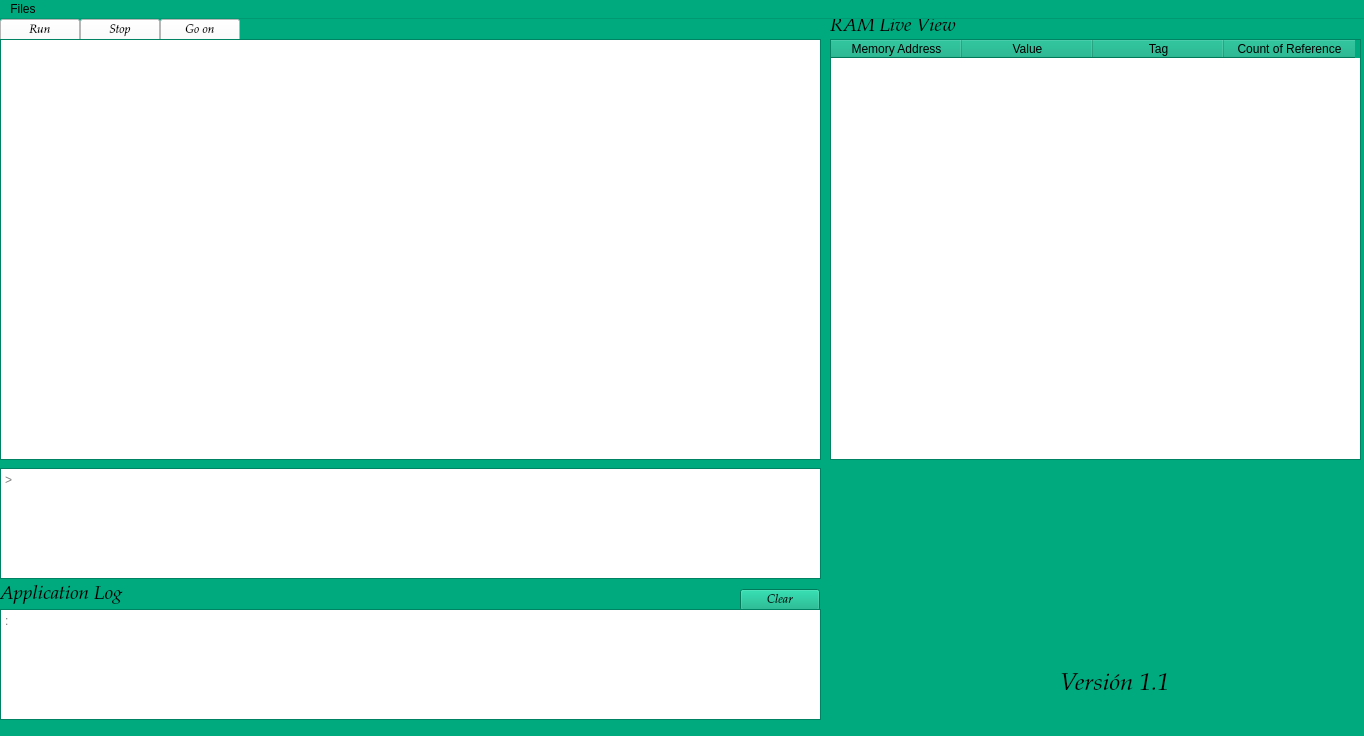
First picture: the form in Proyecto1_C/interface.ui, repository JoseK21/C-, before the edit.
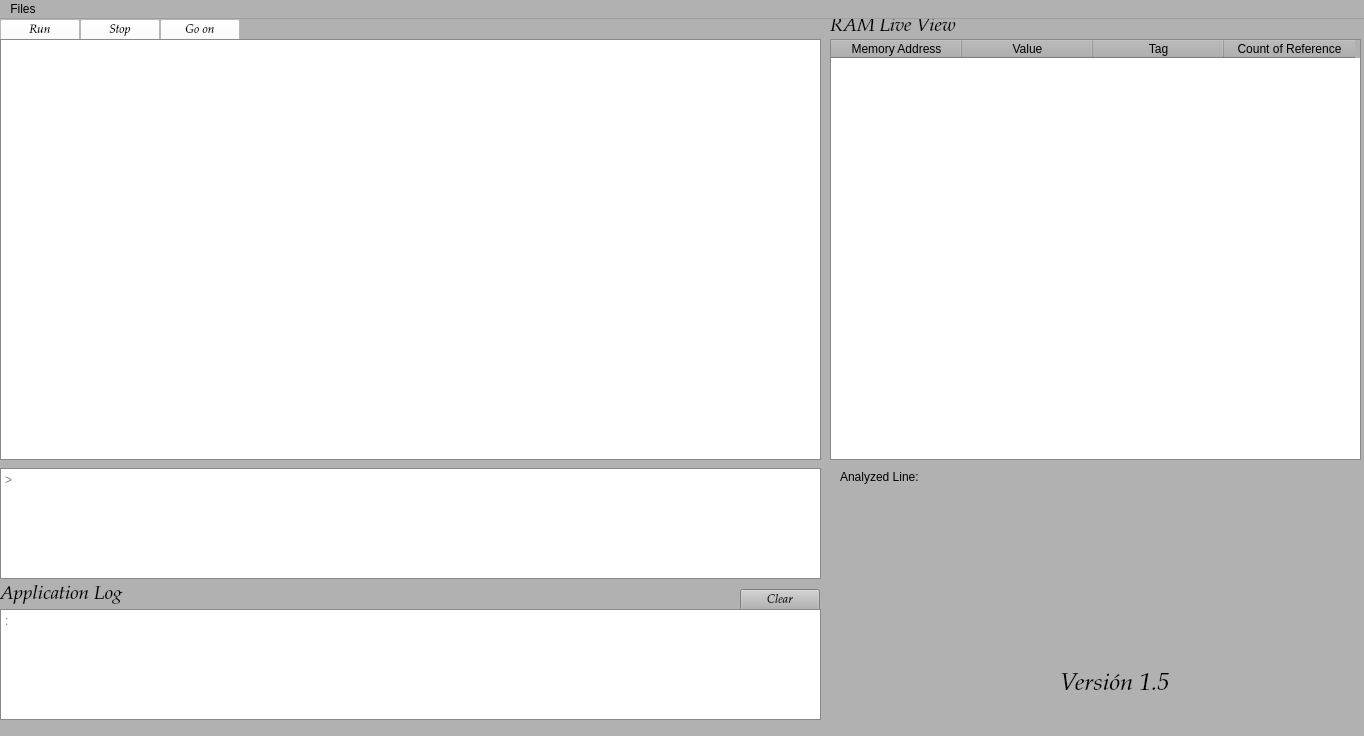
Second picture: the form after the edit. Icons and pictures are not drawn.

```diff
--- a/Proyecto1_C/interface.ui
+++ b/Proyecto1_C/interface.ui
@@ -25,45 +25,45 @@
      <colorrole role="Button">
       <brush brushstyle="SolidPattern">
        <color alpha="255">
-        <red>0</red>
-        <green>170</green>
-        <blue>127</blue>
+        <red>177</red>
+        <green>177</green>
+        <blue>177</blue>
        </color>
       </brush>
      </colorrole>
      <colorrole role="Light">
       <brush brushstyle="SolidPattern">
        <color alpha="255">
-        <red>0</red>
+        <red>255</red>
         <green>255</green>
-        <blue>191</blue>
+        <blue>255</blue>
        </color>
       </brush>
      </colorrole>
      <colorrole role="Midlight">
       <brush brushstyle="SolidPattern">
        <color alpha="255">
-        <red>0</red>
-        <green>212</green>
-        <blue>159</blue>
+        <red>216</red>
+        <green>216</green>
+        <blue>216</blue>
        </color>
       </brush>
      </colorrole>
      <colorrole role="Dark">
       <brush brushstyle="SolidPattern">
        <color alpha="255">
-        <red>0</red>
-        <green>85</green>
-        <blue>63</blue>
+        <red>88</red>
+        <green>88</green>
+        <blue>88</blue>
        </color>
       </brush>
      </colorrole>
      <colorrole role="Mid">
       <brush brushstyle="SolidPattern">
        <color alpha="255">
-        <red>0</red>
-        <green>113</green>
-        <blue>84</blue>
+        <red>118</red>
+        <green>118</green>
+        <blue>118</blue>
        </color>
       </brush>
      </colorrole>
@@ -106,9 +106,9 @@
      <colorrole role="Window">
       <brush brushstyle="SolidPattern">
        <color alpha="255">
-        <red>0</red>
-        <green>170</green>
-        <blue>127</blue>
+        <red>177</red>
+        <green>177</green>
+        <blue>177</blue>
        </color>
       </brush>
      </colorrole>
@@ -124,9 +124,9 @@
      <colorrole role="AlternateBase">
       <brush brushstyle="SolidPattern">
        <color alpha="255">
-        <red>127</red>
-        <green>212</green>
-        <blue>191</blue>
+        <red>216</red>
+        <green>216</green>
+        <blue>216</blue>
        </color>
       </brush>
      </colorrole>
@@ -162,45 +162,45 @@
      <colorrole role="Button">
       <brush brushstyle="SolidPattern">
        <color alpha="255">
-        <red>0</red>
-        <green>170</green>
-        <blue>127</blue>
+        <red>177</red>
+        <green>177</green>
+        <blue>177</blue>
        </color>
       </brush>
      </colorrole>
      <colorrole role="Light">
       <brush brushstyle="SolidPattern">
        <color alpha="255">
-        <red>0</red>
+        <red>255</red>
         <green>255</green>
-        <blue>191</blue>
+        <blue>255</blue>
        </color>
       </brush>
      </colorrole>
      <colorrole role="Midlight">
       <brush brushstyle="SolidPattern">
        <color alpha="255">
-        <red>0</red>
-        <green>212</green>
-        <blue>159</blue>
+        <red>216</red>
+        <green>216</green>
+        <blue>216</blue>
        </color>
       </brush>
      </colorrole>
      <colorrole role="Dark">
       <brush brushstyle="SolidPattern">
        <color alpha="255">
-        <red>0</red>
-        <green>85</green>
-        <blue>63</blue>
+        <red>88</red>
+        <green>88</green>
+        <blue>88</blue>
        </color>
       </brush>
      </colorrole>
      <colorrole role="Mid">
       <brush brushstyle="SolidPattern">
        <color alpha="255">
-        <red>0</red>
-        <green>113</green>
-        <blue>84</blue>
+        <red>118</red>
+        <green>118</green>
+        <blue>118</blue>
        </color>
       </brush>
      </colorrole>
@@ -243,9 +243,9 @@
      <colorrole role="Window">
       <brush brushstyle="SolidPattern">
        <color alpha="255">
-        <red>0</red>
-        <green>170</green>
-        <blue>127</blue>
+        <red>177</red>
+        <green>177</green>
+        <blue>177</blue>
        </color>
       </brush>
      </colorrole>
@@ -261,9 +261,9 @@
      <colorrole role="AlternateBase">
       <brush brushstyle="SolidPattern">
        <color alpha="255">
-        <red>127</red>
-        <green>212</green>
-        <blue>191</blue>
+        <red>216</red>
+        <green>216</green>
+        <blue>216</blue>
        </color>
       </brush>
      </colorrole>
@@ -290,63 +290,63 @@
      <colorrole role="WindowText">
       <brush brushstyle="SolidPattern">
        <color alpha="255">
-        <red>0</red>
-        <green>85</green>
-        <blue>63</blue>
+        <red>88</red>
+        <green>88</green>
+        <blue>88</blue>
        </color>
       </brush>
      </colorrole>
      <colorrole role="Button">
       <brush brushstyle="SolidPattern">
        <color alpha="255">
-        <red>0</red>
-        <green>170</green>
-        <blue>127</blue>
+        <red>177</red>
+        <green>177</green>
+        <blue>177</blue>
        </color>
       </brush>
      </colorrole>
      <colorrole role="Light">
       <brush brushstyle="SolidPattern">
        <color alpha="255">
-        <red>0</red>
+        <red>255</red>
         <green>255</green>
-        <blue>191</blue>
+        <blue>255</blue>
        </color>
       </brush>
      </colorrole>
      <colorrole role="Midlight">
       <brush brushstyle="SolidPattern">
        <color alpha="255">
-        <red>0</red>
-        <green>212</green>
-        <blue>159</blue>
+        <red>216</red>
+        <green>216</green>
+        <blue>216</blue>
        </color>
       </brush>
      </colorrole>
      <colorrole role="Dark">
       <brush brushstyle="SolidPattern">
        <color alpha="255">
-        <red>0</red>
-        <green>85</green>
-        <blue>63</blue>
+        <red>88</red>
+        <green>88</green>
+        <blue>88</blue>
        </color>
       </brush>
      </colorrole>
      <colorrole role="Mid">
       <brush brushstyle="SolidPattern">
        <color alpha="255">
-        <red>0</red>
-        <green>113</green>
-        <blue>84</blue>
+        <red>118</red>
+        <green>118</green>
+        <blue>118</blue>
        </color>
       </brush>
      </colorrole>
      <colorrole role="Text">
       <brush brushstyle="SolidPattern">
        <color alpha="255">
-        <red>0</red>
-        <green>85</green>
-        <blue>63</blue>
+        <red>88</red>
+        <green>88</green>
+        <blue>88</blue>
        </color>
       </brush>
      </colorrole>
@@ -362,27 +362,27 @@
      <colorrole role="ButtonText">
       <brush brushstyle="SolidPattern">
        <color alpha="255">
-        <red>0</red>
-        <green>85</green>
-        <blue>63</blue>
+        <red>88</red>
+        <green>88</green>
+        <blue>88</blue>
        </color>
       </brush>
      </colorrole>
      <colorrole role="Base">
       <brush brushstyle="SolidPattern">
        <color alpha="255">
-        <red>0</red>
-        <green>170</green>
-        <blue>127</blue>
+        <red>177</red>
+        <green>177</green>
+        <blue>177</blue>
        </color>
       </brush>
      </colorrole>
      <colorrole role="Window">
       <brush brushstyle="SolidPattern">
        <color alpha="255">
-        <red>0</red>
-        <green>170</green>
-        <blue>127</blue>
+        <red>177</red>
+        <green>177</green>
+        <blue>177</blue>
        </color>
       </brush>
      </colorrole>
@@ -398,9 +398,9 @@
      <colorrole role="AlternateBase">
       <brush brushstyle="SolidPattern">
        <color alpha="255">
-        <red>0</red>
-        <green>170</green>
-        <blue>127</blue>
+        <red>177</red>
+        <green>177</green>
+        <blue>177</blue>
        </color>
       </brush>
      </colorrole>
@@ -979,6 +979,9 @@
     </property>
    </widget>
    <widget class="QPushButton" name="Stop">
+    <property name="enabled">
+     <bool>true</bool>
+    </property>
     <property name="geometry">
      <rect>
       <x>80</x>
@@ -1885,10 +1888,10 @@
    <widget class="QLabel" name="label_3">
     <property name="geometry">
      <rect>
-      <x>1020</x>
-      <y>500</y>
-      <width>181</width>
-      <height>141</height>
+      <x>1030</x>
+      <y>490</y>
+      <width>191</width>
+      <height>161</height>
      </rect>
     </property>
     <property name="text">
@@ -1915,7 +1918,7 @@
      </font>
     </property>
     <property name="text">
-     <string>Versión 1.1</string>
+     <string>Versión 1.5</string>
     </property>
    </widget>
    <widget class="QTextEdit" name="ptd_Stdout">
@@ -1950,6 +1953,35 @@
      <string>:</string>
     </property>
    </widget>
+   <widget class="QLabel" name="label_Analyzed_Line">
+    <property name="enabled">
+     <bool>true</bool>
+    </property>
+    <property name="geometry">
+     <rect>
+      <x>930</x>
+      <y>450</y>
+      <width>201</width>
+      <height>16</height>
+     </rect>
+    </property>
+    <property name="text">
+     <string/>
+    </property>
+   </widget>
+   <widget class="QLabel" name="label_6">
+    <property name="geometry">
+     <rect>
+      <x>840</x>
+      <y>450</y>
+      <width>101</width>
+      <height>16</height>
+     </rect>
+    </property>
+    <property name="text">
+     <string>Analyzed Line:</string>
+    </property>
+   </widget>
   </widget>
   <widget class="QMenuBar" name="menuBar">
    <property name="geometry">
```
